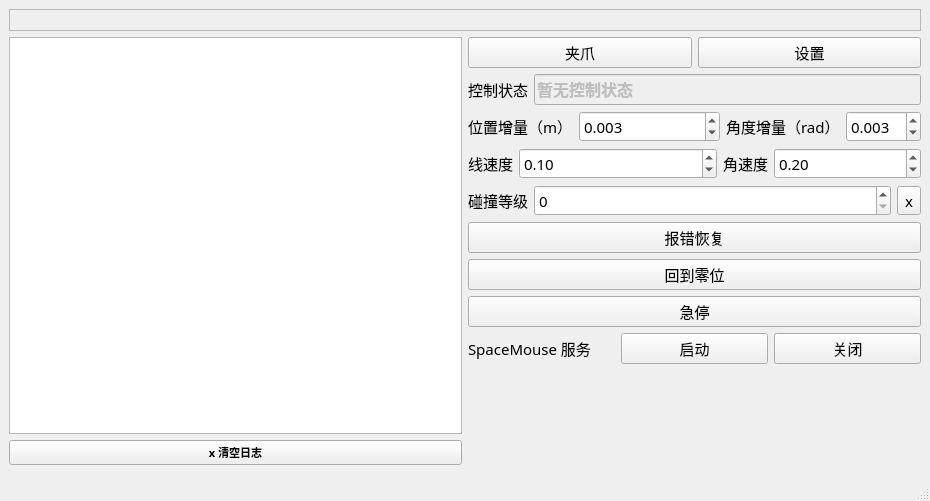
Before: the Qt Designer form ui/form.ui in Wel2018/realman_teleop, drawn with Qt 5.
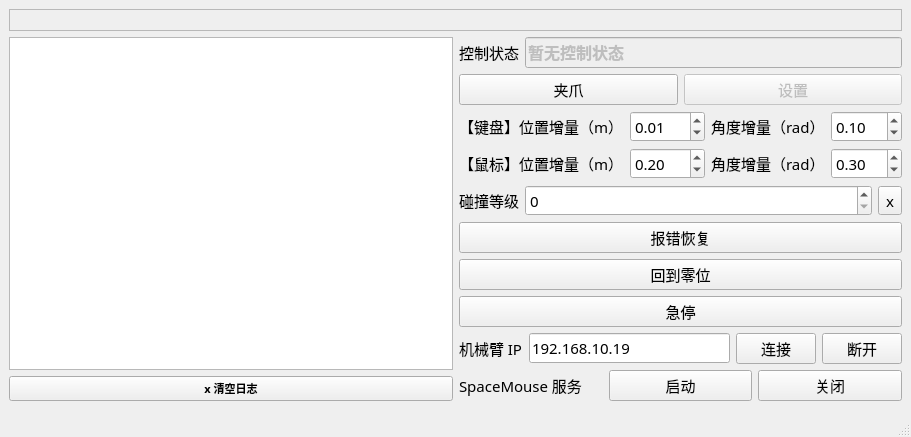
After: the same form once the commit is applied.

Commit message: 机械臂和鼠标连接支持状态显示，区分键鼠的速度控制

Patch:
```diff
--- a/ui/form.ui
+++ b/ui/form.ui
@@ -7,8 +7,8 @@
    <rect>
     <x>0</x>
     <y>0</y>
-    <width>930</width>
-    <height>501</height>
+    <width>911</width>
+    <height>402</height>
    </rect>
   </property>
   <property name="font">
@@ -63,39 +63,6 @@
         </item>
         <item>
          <layout class="QVBoxLayout" name="verticalLayout_2">
-          <item>
-           <layout class="QHBoxLayout" name="horizontalLayout_2">
-            <item>
-             <widget class="QPushButton" name="btn_gripper">
-              <property name="text">
-               <string>夹爪</string>
-              </property>
-             </widget>
-            </item>
-            <item>
-             <widget class="QPushButton" name="btn_setting">
-              <property name="toolTip">
-               <string>修改快捷键和初始化虚拟环境状态</string>
-              </property>
-              <property name="statusTip">
-               <string>修改快捷键和初始化虚拟环境状态</string>
-              </property>
-              <property name="text">
-               <string>设置</string>
-              </property>
-              <property name="checkable">
-               <bool>false</bool>
-              </property>
-              <property name="autoDefault">
-               <bool>false</bool>
-              </property>
-              <property name="flat">
-               <bool>false</bool>
-              </property>
-             </widget>
-            </item>
-           </layout>
-          </item>
           <item>
            <layout class="QHBoxLayout" name="horizontalLayout_5">
             <item>
@@ -130,6 +97,42 @@
             </item>
            </layout>
           </item>
+          <item>
+           <layout class="QHBoxLayout" name="horizontalLayout_2">
+            <item>
+             <widget class="QPushButton" name="btn_gripper">
+              <property name="text">
+               <string>夹爪</string>
+              </property>
+             </widget>
+            </item>
+            <item>
+             <widget class="QPushButton" name="btn_setting">
+              <property name="enabled">
+               <bool>false</bool>
+              </property>
+              <property name="toolTip">
+               <string>修改快捷键和初始化虚拟环境状态</string>
+              </property>
+              <property name="statusTip">
+               <string>修改快捷键和初始化虚拟环境状态</string>
+              </property>
+              <property name="text">
+               <string>设置</string>
+              </property>
+              <property name="checkable">
+               <bool>false</bool>
+              </property>
+              <property name="autoDefault">
+               <bool>false</bool>
+              </property>
+              <property name="flat">
+               <bool>false</bool>
+              </property>
+             </widget>
+            </item>
+           </layout>
+          </item>
           <item>
            <layout class="QHBoxLayout" name="horizontalLayout_8">
             <item>
@@ -141,7 +144,7 @@
                </sizepolicy>
               </property>
               <property name="text">
-               <string>位置增量（m）</string>
+               <string>【键盘】位置增量（m）</string>
               </property>
              </widget>
             </item>
@@ -154,13 +157,19 @@
                </sizepolicy>
               </property>
               <property name="decimals">
-               <number>3</number>
+               <number>2</number>
+              </property>
+              <property name="minimum">
+               <double>-10.000000000000000</double>
+              </property>
+              <property name="maximum">
+               <double>10.000000000000000</double>
               </property>
               <property name="singleStep">
                <double>0.001000000000000</double>
               </property>
               <property name="value">
-               <double>0.003000000000000</double>
+               <double>0.010000000000000</double>
               </property>
              </widget>
             </item>
@@ -188,13 +197,103 @@
                  </sizepolicy>
                 </property>
                 <property name="decimals">
-                 <number>3</number>
+                 <number>2</number>
                 </property>
+                <property name="minimum">
+                 <double>-10.000000000000000</double>
+                </property>
+                <property name="maximum">
+                 <double>10.000000000000000</double>
+                </property>
                 <property name="singleStep">
                  <double>0.001000000000000</double>
                 </property>
                 <property name="value">
-                 <double>0.003000000000000</double>
+                 <double>0.100000000000000</double>
+                </property>
+               </widget>
+              </item>
+             </layout>
+            </item>
+           </layout>
+          </item>
+          <item>
+           <layout class="QHBoxLayout" name="horizontalLayout_10">
+            <item>
+             <widget class="QLabel" name="label_7">
+              <property name="sizePolicy">
+               <sizepolicy hsizetype="Minimum" vsizetype="Preferred">
+                <horstretch>0</horstretch>
+                <verstretch>0</verstretch>
+               </sizepolicy>
+              </property>
+              <property name="text">
+               <string>【鼠标】位置增量（m）</string>
+              </property>
+             </widget>
+            </item>
+            <item>
+             <widget class="QDoubleSpinBox" name="step_posi2">
+              <property name="sizePolicy">
+               <sizepolicy hsizetype="Expanding" vsizetype="Fixed">
+                <horstretch>0</horstretch>
+                <verstretch>0</verstretch>
+               </sizepolicy>
+              </property>
+              <property name="decimals">
+               <number>2</number>
+              </property>
+              <property name="minimum">
+               <double>-10.000000000000000</double>
+              </property>
+              <property name="maximum">
+               <double>10.000000000000000</double>
+              </property>
+              <property name="singleStep">
+               <double>0.010000000000000</double>
+              </property>
+              <property name="value">
+               <double>0.200000000000000</double>
+              </property>
+             </widget>
+            </item>
+            <item>
+             <layout class="QHBoxLayout" name="horizontalLayout_11">
+              <item>
+               <widget class="QLabel" name="label_8">
+                <property name="sizePolicy">
+                 <sizepolicy hsizetype="Minimum" vsizetype="Preferred">
+                  <horstretch>0</horstretch>
+                  <verstretch>0</verstretch>
+                 </sizepolicy>
+                </property>
+                <property name="text">
+                 <string>角度增量（rad）</string>
+                </property>
+               </widget>
+              </item>
+              <item>
+               <widget class="QDoubleSpinBox" name="step_angle2">
+                <property name="sizePolicy">
+                 <sizepolicy hsizetype="Expanding" vsizetype="Fixed">
+                  <horstretch>0</horstretch>
+                  <verstretch>0</verstretch>
+                 </sizepolicy>
+                </property>
+                <property name="decimals">
+                 <number>2</number>
+                </property>
+                <property name="minimum">
+                 <double>-10.000000000000000</double>
+                </property>
+                <property name="maximum">
+                 <double>10.000000000000000</double>
+                </property>
+                <property name="singleStep">
+                 <double>0.050000000000000</double>
+                </property>
+                <property name="value">
+                 <double>0.300000000000000</double>
                 </property>
                </widget>
               </item>
@@ -205,69 +304,7 @@
           <item>
            <layout class="QHBoxLayout" name="horizontalLayout_15">
             <item>
-             <widget class="QLabel" name="label_10">
-              <property name="sizePolicy">
-               <sizepolicy hsizetype="Minimum" vsizetype="Preferred">
-                <horstretch>0</horstretch>
-                <verstretch>0</verstretch>
-               </sizepolicy>
-              </property>
-              <property name="text">
-               <string>线速度</string>
-              </property>
-             </widget>
-            </item>
-            <item>
-             <widget class="QDoubleSpinBox" name="step_posi_vel">
-              <property name="sizePolicy">
-               <sizepolicy hsizetype="Expanding" vsizetype="Fixed">
-                <horstretch>0</horstretch>
-                <verstretch>0</verstretch>
-               </sizepolicy>
-              </property>
-              <property name="singleStep">
-               <double>0.100000000000000</double>
-              </property>
-              <property name="value">
-               <double>0.100000000000000</double>
-              </property>
-             </widget>
-            </item>
-            <item>
-             <layout class="QHBoxLayout" name="horizontalLayout_16">
-              <item>
-               <widget class="QLabel" name="label_11">
-                <property name="sizePolicy">
-                 <sizepolicy hsizetype="Minimum" vsizetype="Preferred">
-                  <horstretch>0</horstretch>
-                  <verstretch>0</verstretch>
-                 </sizepolicy>
-                </property>
-                <property name="text">
-                 <string>角速度</string>
-                </property>
-               </widget>
-              </item>
-              <item>
-               <widget class="QDoubleSpinBox" name="step_angle_vel">
-                <property name="sizePolicy">
-                 <sizepolicy hsizetype="Expanding" vsizetype="Fixed">
-                  <horstretch>0</horstretch>
-                  <verstretch>0</verstretch>
-                 </sizepolicy>
-                </property>
-                <property name="decimals">
-                 <number>2</number>
-                </property>
-                <property name="singleStep">
-                 <double>0.010000000000000</double>
-                </property>
-                <property name="value">
-                 <double>0.200000000000000</double>
-                </property>
-               </widget>
-              </item>
-             </layout>
+             <layout class="QHBoxLayout" name="horizontalLayout_16"/>
             </item>
            </layout>
           </item>
@@ -300,6 +337,9 @@
               <property name="maximum">
                <number>8</number>
               </property>
+              <property name="value">
+               <number>0</number>
+              </property>
              </widget>
             </item>
             <item>
@@ -332,6 +372,38 @@
             </property>
            </widget>
           </item>
+          <item>
+           <layout class="QHBoxLayout" name="horizontalLayout_4">
+            <item>
+             <widget class="QLabel" name="label_arm">
+              <property name="text">
+               <string>机械臂 IP</string>
+              </property>
+             </widget>
+            </item>
+            <item>
+             <widget class="QLineEdit" name="arm_ip">
+              <property name="text">
+               <string>192.168.10.19</string>
+              </property>
+             </widget>
+            </item>
+            <item>
+             <widget class="QPushButton" name="btn_arm_connect">
+              <property name="text">
+               <string>连接</string>
+              </property>
+             </widget>
+            </item>
+            <item>
+             <widget class="QPushButton" name="btn_arm_disconnect">
+              <property name="text">
+               <string>断开</string>
+              </property>
+             </widget>
+            </item>
+           </layout>
+          </item>
           <item>
            <layout class="QHBoxLayout" name="horizontalLayout_3">
             <item>
```
Left out of the diff: 6 changed lines with no effect on the pictures. The commit also changes 1 other file.
